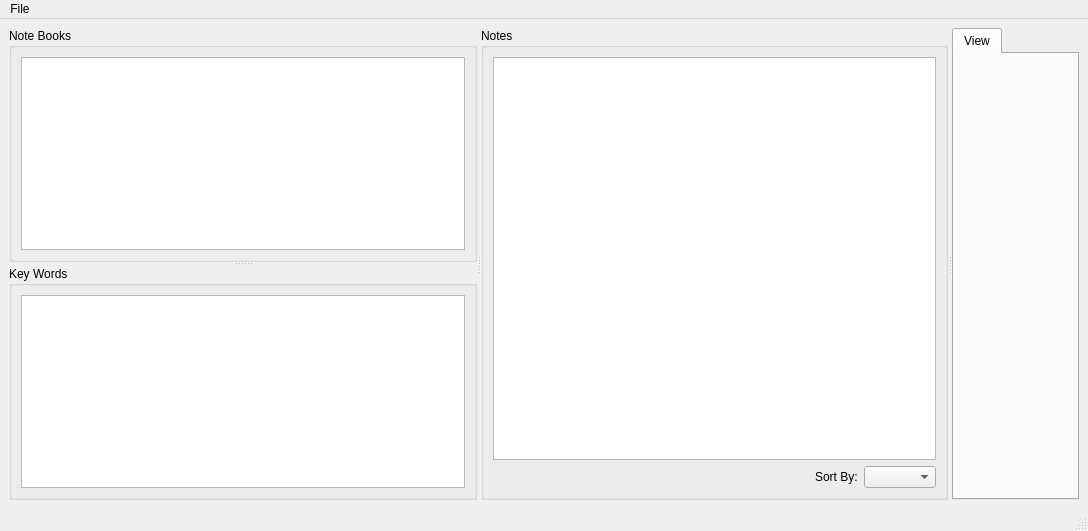
The window that jezen/jezen.ui (HazenBabcock/APyEC) describes before a commit, drawn with Qt 5.
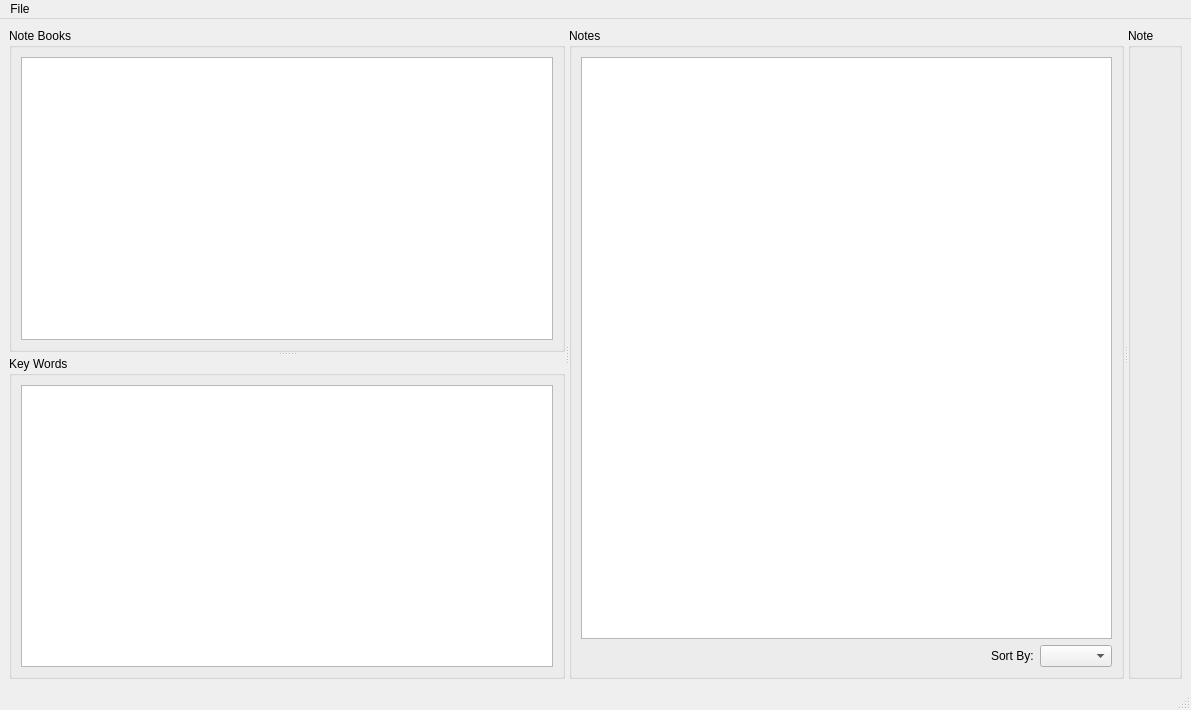
The same window after the commit. Custom widgets are drawn as their Qt base class.

Commit message: Get display of different note versions working. Change so that the current version is not the highest number, not 0 as before. Make some changes to the UI layout.

```diff
--- a/jezen/jezen.ui
+++ b/jezen/jezen.ui
@@ -6,8 +6,8 @@
    <rect>
     <x>0</x>
     <y>0</y>
-    <width>1088</width>
-    <height>531</height>
+    <width>1191</width>
+    <height>710</height>
    </rect>
   </property>
   <property name="windowTitle">
@@ -17,10 +17,22 @@
    <layout class="QHBoxLayout" name="horizontalLayout_3">
     <item>
      <widget class="QSplitter" name="mainSplitter">
+      <property name="sizePolicy">
+       <sizepolicy hsizetype="Expanding" vsizetype="Preferred">
+        <horstretch>0</horstretch>
+        <verstretch>0</verstretch>
+       </sizepolicy>
+      </property>
       <property name="orientation">
        <enum>Qt::Horizontal</enum>
       </property>
       <widget class="QSplitter" name="notebookSplitter">
+       <property name="sizePolicy">
+        <sizepolicy hsizetype="Minimum" vsizetype="Expanding">
+         <horstretch>0</horstretch>
+         <verstretch>0</verstretch>
+        </sizepolicy>
+       </property>
        <property name="orientation">
         <enum>Qt::Vertical</enum>
        </property>
@@ -30,7 +42,14 @@
         </property>
         <layout class="QVBoxLayout" name="verticalLayout">
          <item>
-          <widget class="NotebookMVC" name="notebookMVC"/>
+          <widget class="NotebookMVC" name="notebookMVC">
+           <property name="sizePolicy">
+            <sizepolicy hsizetype="Minimum" vsizetype="Expanding">
+             <horstretch>0</horstretch>
+             <verstretch>0</verstretch>
+            </sizepolicy>
+           </property>
+          </widget>
          </item>
         </layout>
        </widget>
@@ -40,7 +59,14 @@
         </property>
         <layout class="QVBoxLayout" name="verticalLayout_3">
          <item>
-          <widget class="QListView" name="keywordsListView"/>
+          <widget class="QListView" name="keywordsListView">
+           <property name="sizePolicy">
+            <sizepolicy hsizetype="Minimum" vsizetype="Expanding">
+             <horstretch>0</horstretch>
+             <verstretch>0</verstretch>
+            </sizepolicy>
+           </property>
+          </widget>
          </item>
         </layout>
        </widget>
@@ -51,7 +77,14 @@
        </property>
        <layout class="QVBoxLayout" name="verticalLayout_2">
         <item>
-         <widget class="NoteMVC" name="noteMVC"/>
+         <widget class="NoteMVC" name="noteMVC">
+          <property name="sizePolicy">
+           <sizepolicy hsizetype="Minimum" vsizetype="Expanding">
+            <horstretch>0</horstretch>
+            <verstretch>0</verstretch>
+           </sizepolicy>
+          </property>
+         </widget>
         </item>
         <item>
          <layout class="QHBoxLayout" name="horizontalLayout_4">
@@ -82,15 +115,28 @@
         </item>
        </layout>
       </widget>
-      <widget class="QTabWidget" name="viewEditTabWidget">
-       <property name="currentIndex">
-        <number>0</number>
+      <widget class="QGroupBox" name="noteGroupBox">
+       <property name="sizePolicy">
+        <sizepolicy hsizetype="MinimumExpanding" vsizetype="Preferred">
+         <horstretch>0</horstretch>
+         <verstretch>0</verstretch>
+        </sizepolicy>
        </property>
-       <widget class="QWidget" name="viewTab">
-        <attribute name="title">
-         <string>View</string>
-        </attribute>
-       </widget>
+       <property name="title">
+        <string>Note</string>
+       </property>
+       <layout class="QVBoxLayout" name="verticalLayout_4">
+        <item>
+         <widget class="QWidget" name="viewerWidget" native="true">
+          <property name="sizePolicy">
+           <sizepolicy hsizetype="MinimumExpanding" vsizetype="MinimumExpanding">
+            <horstretch>0</horstretch>
+            <verstretch>0</verstretch>
+           </sizepolicy>
+          </property>
+         </widget>
+        </item>
+       </layout>
       </widget>
      </widget>
     </item>
@@ -101,7 +147,7 @@
     <rect>
      <x>0</x>
      <y>0</y>
-     <width>1088</width>
+     <width>1191</width>
      <height>26</height>
     </rect>
    </property>
```
The commit also changes 7 other files.
